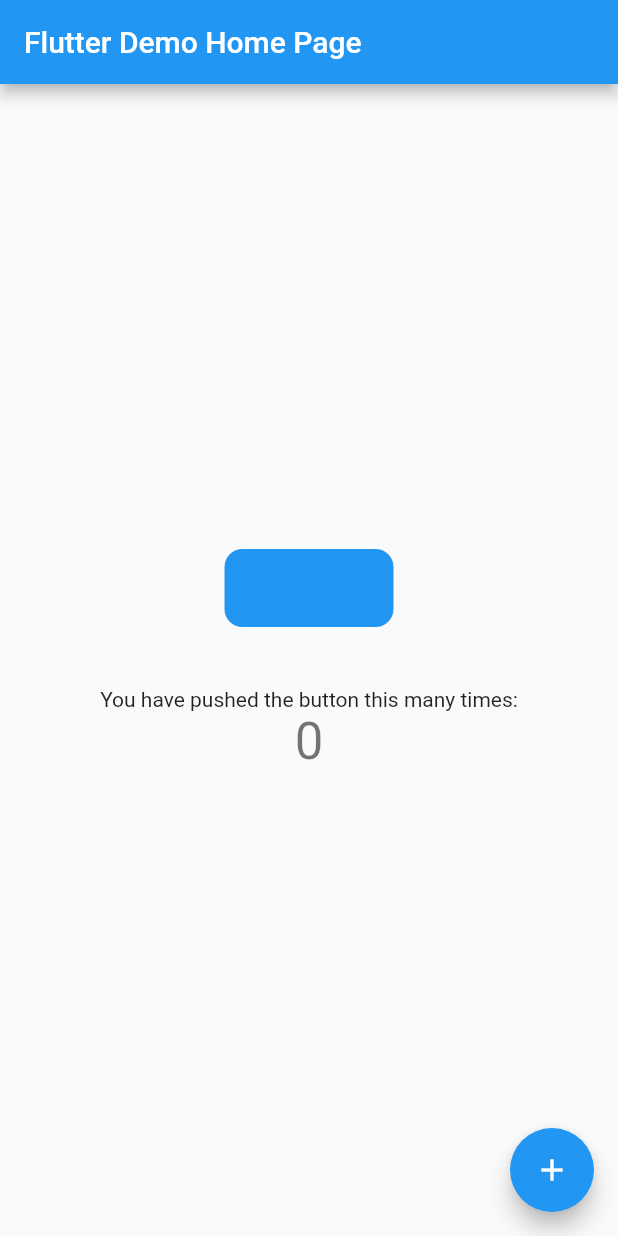
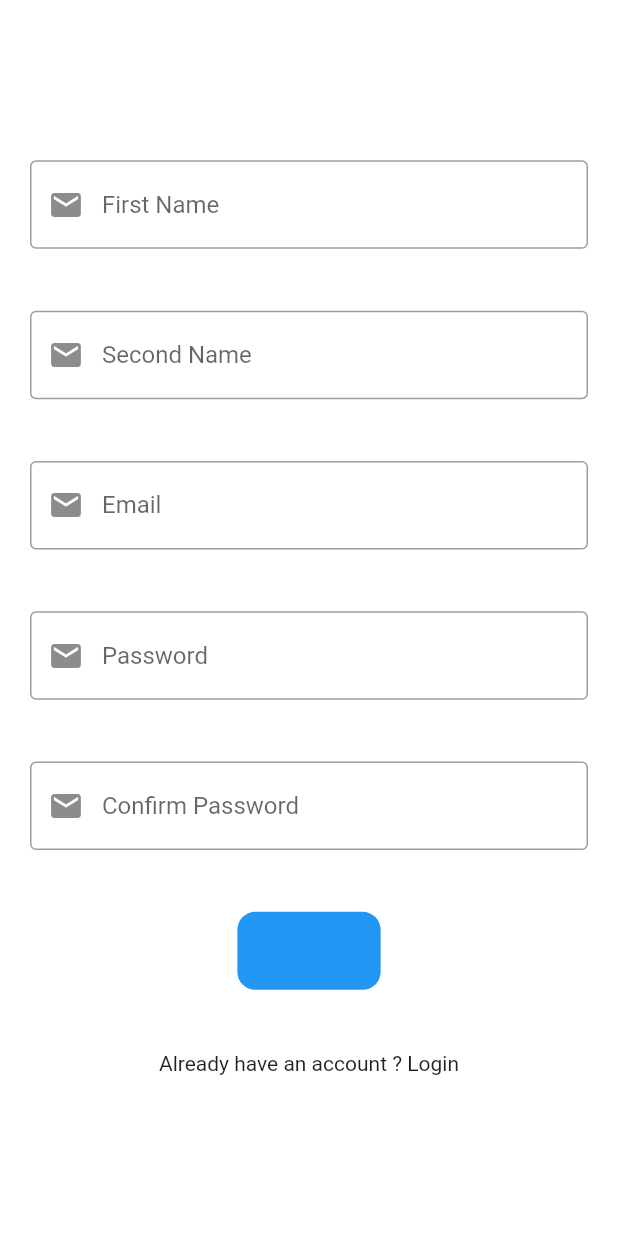
Before and after one commit to Rontu22/contact_manager_application, a Flutter app: the screen it shows after launch, on a phone screen of 412 x 824 dp. Run offline on Flutter 3.47's test engine with Material 2 defaults, Android fonts, the phone set to English and light mode, and no system bars; our stand-ins replace firebase_auth, firebase_core; accounts and stored records are empty.

Commit message:
Added all files to git

```diff
--- a/lib/main.dart
+++ b/lib/main.dart
@@ -1,7 +1,11 @@
+import 'package:contact_manager/screens/contacts_screen.dart';
+import 'package:contact_manager/screens/registration_screen.dart';
 import 'package:firebase_auth/firebase_auth.dart';
 import 'package:firebase_core/firebase_core.dart';
 import 'package:flutter/cupertino.dart';
 import 'package:flutter/material.dart';
+
+import 'screens/login_screen.dart';
 
 void main() async {
   WidgetsFlutterBinding.ensureInitialized();
@@ -12,90 +16,15 @@
 
 class MyApp extends StatelessWidget {
   const MyApp({Key? key}) : super(key: key);
-
-  // This widget is the root of your application.
   @override
   Widget build(BuildContext context) {
     return MaterialApp(
-      title: 'Flutter Demo',
-      theme: ThemeData(
-        primarySwatch: Colors.blue,
-      ),
-      home: const MyHomePage(title: 'Flutter Demo Home Page'),
-    );
+        title: 'Flutter Demo',
+        theme: ThemeData(
+          primarySwatch: Colors.blue,
+        ),
+        home: FirebaseAuth.instance.currentUser == null
+            ? RegistrationScreen()
+            : HomeScreen());
   }
 }
-
-class MyHomePage extends StatefulWidget {
-  const MyHomePage({Key? key, required this.title}) : super(key: key);
-  final String title;
-
-  @override
-  State<MyHomePage> createState() => _MyHomePageState();
-}
-
-class _MyHomePageState extends State<MyHomePage> {
-  int _counter = 0;
-
-  Future<void> callRest() async {
-    try {
-      UserCredential userCredential = await FirebaseAuth.instance
-          .createUserWithEmailAndPassword(
-              email: "barry.allen@example.com",
-              password: "SuperSecretPassword!");
-    } on FirebaseAuthException catch (e) {
-      if (e.code == 'weak-password') {
-        print('The password provided is too weak.');
-      } else if (e.code == 'email-already-in-use') {
-        print('The account already exists for that email.');
-      }
-    } catch (e) {
-      print(e);
-    }
-  }
-
-  Future<void> _incrementCounter() async {
-    setState(() {
-      _counter++;
-    });
-  }
-
-  @override
-  Widget build(BuildContext context) {
-    return Scaffold(
-      appBar: AppBar(
-        title: Text(widget.title),
-      ),
-      body: Center(
-        // Center is a layout widget. It takes a single child and positions it
-        // in the middle of the parent.
-        child: Column(
-          mainAxisAlignment: MainAxisAlignment.center,
-          children: <Widget>[
-            CupertinoButton(
-                color: Colors.blue,
-                child: Text("Click Here"),
-                onPressed: () {
-                  callRest();
-                }),
-            SizedBox(
-              height: 40,
-            ),
-            const Text(
-              'You have pushed the button this many times:',
-            ),
-            Text(
-              '$_counter',
-              style: Theme.of(context).textTheme.headline4,
-            ),
-          ],
-        ),
-      ),
-      floatingActionButton: FloatingActionButton(
-        onPressed: _incrementCounter,
-        tooltip: 'Increment',
-        child: const Icon(Icons.add),
-      ), // This trailing comma makes auto-formatting nicer for build methods.
-    );
-  }
-}
--- /dev/null
+++ b/lib/screens/registration_screen.dart
@@ -0,0 +1,213 @@
+import 'package:contact_manager/screens/contacts_screen.dart';
+import 'package:contact_manager/screens/login_screen.dart';
+import 'package:firebase_auth/firebase_auth.dart';
+import 'package:flutter/cupertino.dart';
+import 'package:flutter/material.dart';
+
+class RegistrationScreen extends StatefulWidget {
+  const RegistrationScreen({Key? key}) : super(key: key);
+
+  @override
+  _RegistrationScreenState createState() => _RegistrationScreenState();
+}
+
+class _RegistrationScreenState extends State<RegistrationScreen> {
+  // our form key
+  final _formKey = GlobalKey<FormState>();
+
+  // editing controller
+  final TextEditingController firstNameEditingController =
+      new TextEditingController();
+  final TextEditingController secondNameEditingController =
+      new TextEditingController();
+  final TextEditingController emailEditingController =
+      new TextEditingController();
+  final TextEditingController passwordEditingController =
+      new TextEditingController();
+  final TextEditingController confirmPasswordEditingController =
+      new TextEditingController();
+
+  Future<void> _registerUser(
+      {required String email, required String password}) async {
+    try {
+      UserCredential userCredential = await FirebaseAuth.instance
+          .createUserWithEmailAndPassword(email: email, password: password);
+      print(userCredential);
+
+      Navigator.pushAndRemoveUntil(
+          context,
+          MaterialPageRoute(builder: (context) => HomeScreen()),
+          (route) => false);
+    } on FirebaseAuthException catch (e) {
+      if (e.code == 'weak-password') {
+        print('The password provided is too weak.');
+      } else if (e.code == 'email-already-in-use') {
+        print('The account already exists for that email.');
+      }
+    } catch (e) {
+      print(e);
+    }
+  }
+
+  // void _register() async {
+  //   final FirebaseUser user = (await
+  //   _auth.createUserWithEmailAndPassword(
+  //     email: "rontubarhoi01@gmail.com",
+  //     password:"abc123@#123",
+  //   )
+  //   ).user;
+  //   if (user != null) {
+  //     setState(() {
+  //
+  //     });
+  //   } else {
+  //     setState(() {
+  //
+  //     });
+  //   }
+  // }
+
+  @override
+  Widget build(BuildContext context) {
+    final firstNameField = TextFormField(
+      autofocus: false,
+      controller: firstNameEditingController,
+      keyboardType: TextInputType.name,
+      onSaved: (value) {
+        firstNameEditingController.text = value!;
+      },
+      textInputAction: TextInputAction.next,
+      decoration: InputDecoration(
+        prefixIcon: Icon(Icons.mail),
+        border: OutlineInputBorder(),
+        hintText: "First Name",
+      ),
+    );
+
+    final secondNameField = TextFormField(
+      autofocus: false,
+      controller: secondNameEditingController,
+      keyboardType: TextInputType.name,
+      onSaved: (value) {
+        secondNameEditingController.text = value!;
+      },
+      textInputAction: TextInputAction.next,
+      decoration: InputDecoration(
+        prefixIcon: Icon(Icons.mail),
+        border: OutlineInputBorder(),
+        hintText: "Second Name",
+      ),
+    );
+
+    final emailField = TextFormField(
+      autofocus: false,
+      controller: emailEditingController,
+      keyboardType: TextInputType.name,
+      onSaved: (value) {
+        emailEditingController.text = value!;
+      },
+      textInputAction: TextInputAction.next,
+      decoration: InputDecoration(
+        prefixIcon: Icon(Icons.mail),
+        border: OutlineInputBorder(),
+        hintText: "Email",
+      ),
+    );
+
+    final passwordField = TextFormField(
+      obscureText: true,
+      autofocus: false,
+      controller: passwordEditingController,
+      keyboardType: TextInputType.name,
+      onSaved: (value) {
+        passwordEditingController.text = value!;
+      },
+      textInputAction: TextInputAction.next,
+      decoration: InputDecoration(
+        prefixIcon: Icon(Icons.mail),
+        border: OutlineInputBorder(),
+        hintText: "Password",
+      ),
+    );
+
+    final confirmPasswordField = TextFormField(
+      autofocus: false,
+      obscureText: true,
+      controller: confirmPasswordEditingController,
+      keyboardType: TextInputType.name,
+      onSaved: (value) {
+        confirmPasswordEditingController.text = value!;
+      },
+      textInputAction: TextInputAction.next,
+      decoration: InputDecoration(
+        prefixIcon: Icon(Icons.mail),
+        border: OutlineInputBorder(),
+        hintText: "Confirm Password",
+      ),
+    );
+    Size size = MediaQuery.of(context).size;
+    return Scaffold(
+        backgroundColor: Colors.white,
+        body: Center(
+          child: SingleChildScrollView(
+            child: Padding(
+              padding: const EdgeInsets.all(20.0),
+              child: Container(
+                color: Colors.white,
+                child: Form(
+                  key: _formKey,
+                  child: Column(
+                    mainAxisAlignment: MainAxisAlignment.center,
+                    crossAxisAlignment: CrossAxisAlignment.center,
+                    children: [
+                      firstNameField,
+                      SizedBox(
+                        height: size.height * 0.05,
+                      ),
+                      secondNameField,
+                      SizedBox(
+                        height: size.height * 0.05,
+                      ),
+                      emailField,
+                      SizedBox(
+                        height: size.height * 0.05,
+                      ),
+                      passwordField,
+                      SizedBox(
+                        height: size.height * 0.05,
+                      ),
+                      confirmPasswordField,
+                      SizedBox(
+                        height: size.height * 0.05,
+                      ),
+                      CupertinoButton(
+                        color: Colors.blue,
+                        child: Text("Sign-Up"),
+                        onPressed: () {
+                          String email = emailEditingController.text;
+                          String password = passwordEditingController.text;
+                          _registerUser(email: email, password: password);
+                        },
+                      ),
+                      SizedBox(
+                        height: size.height * 0.05,
+                      ),
+                      GestureDetector(
+                        onTap: () {
+                          print("This is a trial project");
+                          Navigator.push(
+                              context,
+                              MaterialPageRoute(
+                                  builder: (context) => LoginScreen()));
+                        },
+                        child: Text("Already have an account ? Login"),
+                      ),
+                    ],
+                  ),
+                ),
+              ),
+            ),
+          ),
+        ));
+  }
+}
```
Also changed, not shown: lib/screens/add_contact_info.dart (added, +87 -0 lines), lib/screens/contacts_screen.dart (added, +48 -0 lines), lib/screens/login_screen.dart (added, +126 -0 lines).
